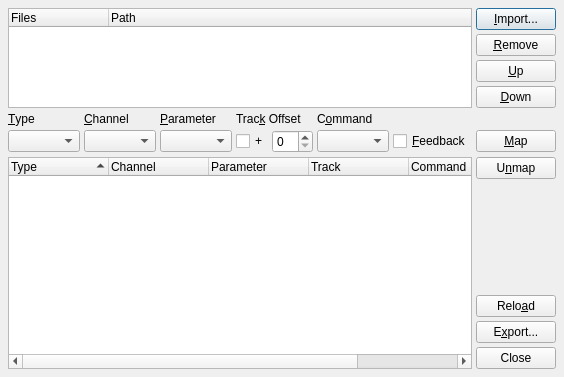
rncbc/qtractor, file src/qtractorMidiControlForm.ui: the form before one commit.
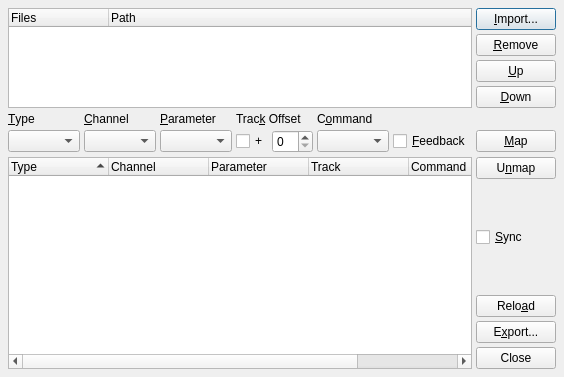
The form after the commit. Icons and pictures are not drawn.

Commit message: - MIDI control non catch-up/hook global option has added. (EXPERIMENTAL)

```diff
--- a/src/qtractorMidiControlForm.ui
+++ b/src/qtractorMidiControlForm.ui
@@ -267,7 +267,7 @@
      </property>
     </widget>
    </item>
-   <item row="6" column="0" rowspan="5" colspan="7">
+   <item row="6" column="0" rowspan="7" colspan="7">
     <widget class="QTreeWidget" name="ControlMapListView">
      <property name="minimumSize">
       <size>
@@ -352,6 +352,26 @@
     </spacer>
    </item>
    <item row="8" column="7">
+    <widget class="QCheckBox" name="SyncCheckBox">
+     <property name="text">
+      <string>&amp;Sync</string>
+     </property>
+    </widget>
+   </item>
+   <item row="9" column="7">
+    <spacer>
+     <property name="orientation">
+      <enum>Qt::Vertical</enum>
+     </property>
+     <property name="sizeHint">
+      <size>
+       <width>20</width>
+       <height>8</height>
+      </size>
+     </property>
+    </spacer>
+   </item>
+   <item row="10" column="7">
     <widget class="QPushButton" name="ReloadPushButton">
      <property name="toolTip">
       <string>Reload/apply all controller files</string>
@@ -364,7 +384,7 @@
      </property>
     </widget>
    </item>
-   <item row="9" column="7">
+   <item row="11" column="7">
     <widget class="QPushButton" name="ExportPushButton">
      <property name="toolTip">
       <string>Export to controller file</string>
@@ -377,7 +397,7 @@
      </property>
     </widget>
    </item>
-   <item row="10" column="7">
+   <item row="12" column="7">
     <widget class="QPushButton" name="ClosePushButton">
      <property name="toolTip">
       <string>Close this dialog</string>
```
Left out of the diff: 1 changed line with no effect on the pictures. The commit also changes 11 other files.
